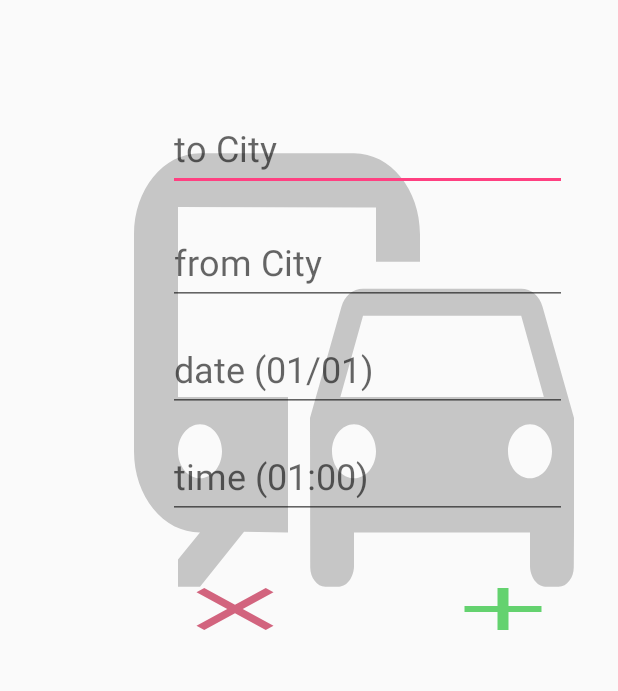
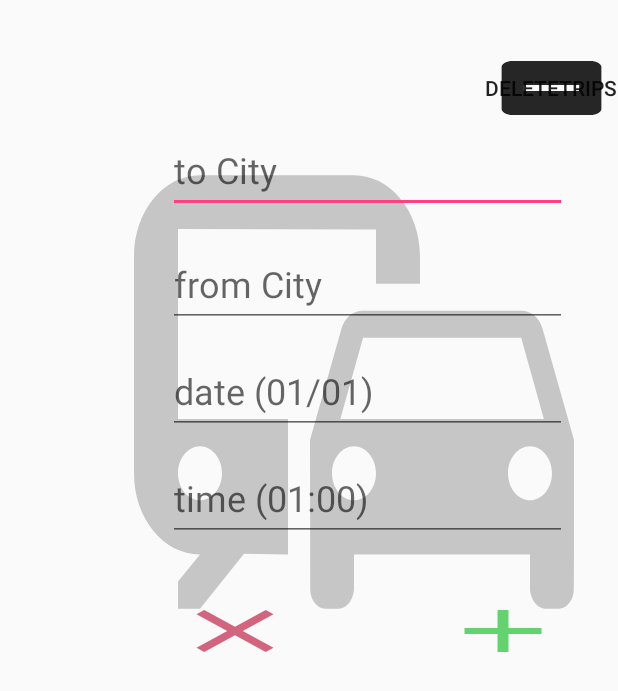
Before and after one commit to Rejabo/Android_Application, an Android app: the layout popup.xml on its own in the app's theme, with its tools: preview values and no code run, on a phone screen of 412 x 824 dp. Shown: the top 691 px of the screen. Run offline under Robolectric (Android 15) with nearby library versions, the phone set to English and light mode, and no system bars; network calls fail.

Commit message:
deleteTripBotton

```diff
--- /dev/null
+++ b/Alen_Fahad/app/src/main/res/drawable/ic_baseline_indeterminate_check_box_24.xml
@@ -0,0 +1,5 @@
+<vector android:alpha="0.94" android:height="24dp"
+    android:tint="#181818" android:viewportHeight="24"
+    android:viewportWidth="24" android:width="24dp" xmlns:android="http://schemas.android.com/apk/res/android">
+    <path android:fillColor="@android:color/white" android:pathData="M19,3H5C3.9,3 3,3.9 3,5v14c0,1.1 0.9,2 2,2h14c1.1,0 2,-0.9 2,-2V5C21,3.9 20.1,3 19,3zM17,13H7v-2h10V13z"/>
+</vector>
--- a/Alen_Fahad/app/src/main/res/layout/popup.xml
+++ b/Alen_Fahad/app/src/main/res/layout/popup.xml
@@ -19,7 +19,7 @@
         app:layout_constraintHorizontal_bias="1.0"
         app:layout_constraintStart_toStartOf="parent"
         app:layout_constraintTop_toTopOf="parent"
-        app:layout_constraintVertical_bias="0.077" />
+        app:layout_constraintVertical_bias="0.114" />
 
     <EditText
         android:id="@+id/toCity"
@@ -103,5 +103,19 @@
         app:layout_constraintTop_toBottomOf="@+id/time"
         app:layout_constraintVertical_bias="0.0" />
 
+    <Button
+        android:id="@+id/deleteTripsButton"
+        android:layout_width="wrap_content"
+        android:layout_height="wrap_content"
+        android:background="@drawable/ic_baseline_indeterminate_check_box_24"
+        android:onClick="onClick"
+        android:text="deleteTrips"
+        app:layout_constraintBottom_toBottomOf="@+id/newlisticon"
+        app:layout_constraintEnd_toEndOf="@+id/newlisticon"
+        app:layout_constraintHorizontal_bias="1.0"
+        app:layout_constraintStart_toStartOf="@+id/newlisticon"
+        app:layout_constraintTop_toTopOf="parent"
+        app:layout_constraintVertical_bias="0.081" />
+
 
 </androidx.constraintlayout.widget.ConstraintLayout>
```
Also changed, not shown: Alen_Fahad/app/src/main/java/com/example/triptogether/Register.java (+4 -4 lines), Alen_Fahad/app/src/main/java/com/example/triptogether/Search.java (+24 -2 lines), Alen_Fahad/app/src/main/res/layout/activity_search.xml (+5 -3 lines), Alen_Fahad/app/src/main/res/layout/singlerow.xml (+17 -17 lines).
